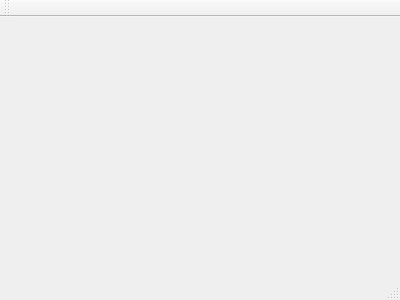
Above: Circle/mainwindow.ui from barilnik/nsugraphic before the change. Below: the same form after it.
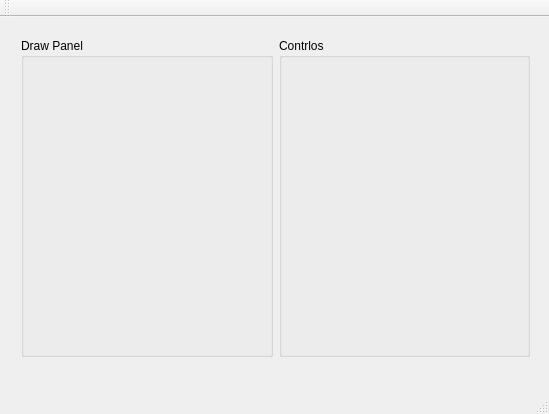
That is the form after the change.

```diff
--- a/Circle/mainwindow.ui
+++ b/Circle/mainwindow.ui
@@ -6,14 +6,52 @@
    <rect>
     <x>0</x>
     <y>0</y>
-    <width>400</width>
-    <height>300</height>
+    <width>549</width>
+    <height>414</height>
    </rect>
   </property>
   <property name="windowTitle">
    <string>MainWindow</string>
   </property>
-  <widget class="QWidget" name="centralWidget"/>
+  <widget class="QWidget" name="centralWidget">
+   <widget class="QWidget" name="horizontalLayoutWidget">
+    <property name="geometry">
+     <rect>
+      <x>10</x>
+      <y>10</y>
+      <width>531</width>
+      <height>341</height>
+     </rect>
+    </property>
+    <layout class="QHBoxLayout" name="horizontalLayout">
+     <item>
+      <widget class="QGroupBox" name="groupBox_2">
+       <property name="title">
+        <string>Draw Panel</string>
+       </property>
+      </widget>
+     </item>
+     <item>
+      <widget class="QGroupBox" name="groupBox">
+       <property name="title">
+        <string>Contrlos</string>
+       </property>
+       <widget class="QWidget" name="gridLayoutWidget">
+        <property name="geometry">
+         <rect>
+          <x>0</x>
+          <y>20</y>
+          <width>251</width>
+          <height>321</height>
+         </rect>
+        </property>
+        <layout class="QGridLayout" name="gridLayout_2"/>
+       </widget>
+      </widget>
+     </item>
+    </layout>
+   </widget>
+  </widget>
   <widget class="QMenuBar" name="menuBar">
    <property name="geometry">
     <rect>
```
Left out of the diff: 4 changed lines with no effect on the pictures.
